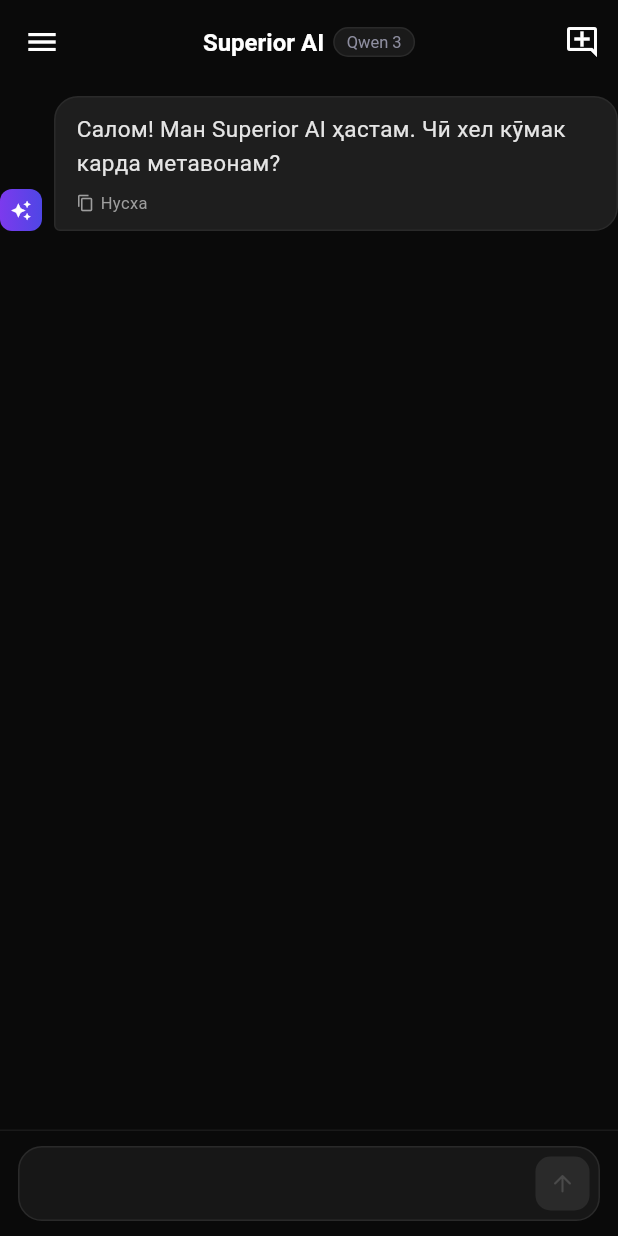
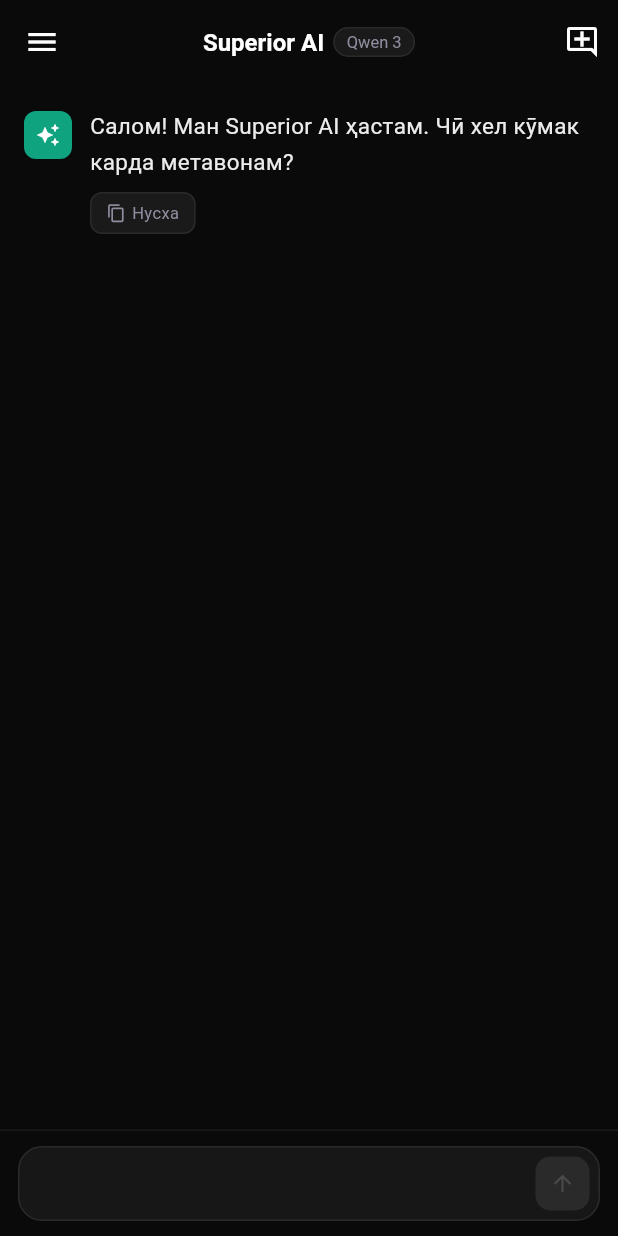
Before and after one commit to Raonsonapp/Superior, a Flutter app: the ChatScreen screen opened directly, on a phone screen of 412 x 824 dp. Run offline on Flutter 3.47's test engine with Material 3 defaults, Android fonts, the phone set to English and light mode, and no system bars.

Commit message:
Update message_bubble.dart

```diff
--- a/lib/widgets/message_bubble.dart
+++ b/lib/widgets/message_bubble.dart
@@ -9,143 +9,141 @@
 
   @override
   Widget build(BuildContext context) {
-    if (message.isLoading) {
-      return _buildLoadingBubble();
+    if (message.isLoading) return _buildLoading();
+
+    if (message.isUser) {
+      return Padding(
+        padding: const EdgeInsets.symmetric(horizontal: 16, vertical: 4),
+        child: Row(
+          mainAxisAlignment: MainAxisAlignment.end,
+          crossAxisAlignment: CrossAxisAlignment.end,
+          children: [
+            Flexible(
+              child: Container(
+                padding: const EdgeInsets.symmetric(horizontal: 16, vertical: 12),
+                decoration: BoxDecoration(
+                  color: const Color(0xFF2A2A2A),
+                  borderRadius: BorderRadius.circular(18),
+                ),
+                child: Text(
+                  message.content,
+                  style: const TextStyle(color: Colors.white, fontSize: 15, height: 1.5),
+                ),
+              ),
+            ),
+          ],
+        ),
+      );
     }
 
+    // AI message — ChatGPT style (no bubble, full width)
     return Padding(
-      padding: const EdgeInsets.only(bottom: 12),
+      padding: const EdgeInsets.symmetric(horizontal: 16, vertical: 8),
       child: Row(
-        mainAxisAlignment:
-            message.isUser ? MainAxisAlignment.end : MainAxisAlignment.start,
-        crossAxisAlignment: CrossAxisAlignment.end,
+        crossAxisAlignment: CrossAxisAlignment.start,
         children: [
-          if (!message.isUser) ...[
           Container(
-              width: 28,
-              height: 28,
+            width: 32,
+            height: 32,
+            margin: const EdgeInsets.only(right: 12, top: 2),
             decoration: BoxDecoration(
-                gradient: const LinearGradient(
-                  colors: [Color(0xFF7C3AED), Color(0xFF4F46E5)],
-                ),
+              color: const Color(0xFF10A37F),
               borderRadius: BorderRadius.circular(8),
             ),
-              child: const Icon(Icons.auto_awesome, color: Colors.white, size: 14),
+            child: const Icon(Icons.auto_awesome, color: Colors.white, size: 16),
           ),
-            const SizedBox(width: 8),
-          ],
-          Flexible(
-            child: GestureDetector(
-              onLongPress: onCopy,
-              child: Container(
-                padding: const EdgeInsets.symmetric(horizontal: 14, vertical: 10),
-                decoration: BoxDecoration(
-                  color: message.isUser
-                      ? const Color(0xFF7C3AED)
-                      : const Color(0xFF1E1E1E),
-                  borderRadius: BorderRadius.only(
-                    topLeft: const Radius.circular(16),
-                    topRight: const Radius.circular(16),
-                    bottomLeft: Radius.circular(message.isUser ? 16 : 4),
-                    bottomRight: Radius.circular(message.isUser ? 4 : 16),
-                  ),
-                  border: message.isUser
-                      ? null
-                      : Border.all(color: const Color(0xFF2A2A2A)),
-                ),
+          Expanded(
             child: Column(
               crossAxisAlignment: CrossAxisAlignment.start,
               children: [
                 Text(
                   message.content,
-                      style: TextStyle(
-                        color: message.isUser ? Colors.white : const Color(0xFFE5E5E5),
-                        fontSize: 15,
-                        height: 1.5,
+                  style: const TextStyle(
+                      color: Color(0xFFECECEC), fontSize: 15, height: 1.6),
                 ),
+                const SizedBox(height: 8),
+                Row(
+                  children: [
+                    _ActionBtn(
+                      icon: Icons.copy_outlined,
+                      label: 'Нусха',
+                      onTap: onCopy ?? () {},
                     ),
-                    if (!message.isUser && onCopy != null) ...[
-                      const SizedBox(height: 6),
-                      GestureDetector(
-                        onTap: onCopy,
-                        child: const Row(
-                          mainAxisSize: MainAxisSize.min,
-                          children: [
-                            Icon(Icons.copy, color: Colors.grey, size: 12),
-                            SizedBox(width: 4),
-                            Text(
-                              'Нусха',
-                              style: TextStyle(color: Colors.grey, fontSize: 11),
+                  ],
                 ),
               ],
             ),
           ),
         ],
-                  ],
-                ),
-              ),
-            ),
-          ),
-          if (message.isUser) ...[
-            const SizedBox(width: 8),
-            Container(
-              width: 28,
-              height: 28,
-              decoration: BoxDecoration(
-                color: const Color(0xFF2A2A2A),
-                borderRadius: BorderRadius.circular(8),
-              ),
-              child: const Icon(Icons.person, color: Colors.grey, size: 16),
-            ),
-          ],
-        ],
       ),
     );
   }
 
-  Widget _buildLoadingBubble() {
+  Widget _buildLoading() {
     return Padding(
-      padding: const EdgeInsets.only(bottom: 12),
+      padding: const EdgeInsets.symmetric(horizontal: 16, vertical: 8),
       child: Row(
+        crossAxisAlignment: CrossAxisAlignment.start,
         children: [
           Container(
-            width: 28,
-            height: 28,
+            width: 32,
+            height: 32,
+            margin: const EdgeInsets.only(right: 12, top: 2),
             decoration: BoxDecoration(
-              gradient: const LinearGradient(
-                colors: [Color(0xFF7C3AED), Color(0xFF4F46E5)],
-              ),
+              color: const Color(0xFF10A37F),
               borderRadius: BorderRadius.circular(8),
             ),
-            child: const Icon(Icons.auto_awesome, color: Colors.white, size: 14),
+            child: const Icon(Icons.auto_awesome, color: Colors.white, size: 16),
           ),
-          const SizedBox(width: 8),
-          Container(
-            padding: const EdgeInsets.symmetric(horizontal: 16, vertical: 12),
-            decoration: BoxDecoration(
-              color: const Color(0xFF1E1E1E),
-              borderRadius: BorderRadius.circular(16),
-              border: Border.all(color: const Color(0xFF2A2A2A)),
-            ),
-            child: const _TypingIndicator(),
-          ),
+          const _TypingDots(),
         ],
       ),
     );
   }
 }
 
-class _TypingIndicator extends StatefulWidget {
-  const _TypingIndicator();
+class _ActionBtn extends StatelessWidget {
+  final IconData icon;
+  final String label;
+  final VoidCallback onTap;
+
+  const _ActionBtn({required this.icon, required this.label, required this.onTap});
 
   @override
-  State<_TypingIndicator> createState() => _TypingIndicatorState();
+  Widget build(BuildContext context) {
+    return GestureDetector(
+      onTap: onTap,
+      child: Container(
+        padding: const EdgeInsets.symmetric(horizontal: 10, vertical: 5),
+        decoration: BoxDecoration(
+          color: const Color(0xFF1A1A1A),
+          borderRadius: BorderRadius.circular(8),
+          border: Border.all(color: const Color(0xFF2A2A2A)),
+        ),
+        child: Row(
+          mainAxisSize: MainAxisSize.min,
+          children: [
+            Icon(icon, color: const Color(0xFF8E8EA0), size: 13),
+            const SizedBox(width: 4),
+            Text(label,
+                style:
+                    const TextStyle(color: Color(0xFF8E8EA0), fontSize: 11)),
+          ],
+        ),
+      ),
+    );
+  }
 }
 
-class _TypingIndicatorState extends State<_TypingIndicator>
-    with TickerProviderStateMixin {
+class _TypingDots extends StatefulWidget {
+  const _TypingDots();
+
+  @override
+  State<_TypingDots> createState() => _TypingDotsState();
+}
+
+class _TypingDotsState extends State<_TypingDots> with TickerProviderStateMixin {
   late List<AnimationController> _controllers;
-  late List<Animation<double>> _animations;
 
   @override
   void initState() {
@@ -154,19 +152,11 @@
       3,
       (i) => AnimationController(
         vsync: this,
-        duration: const Duration(milliseconds: 600),
-      )..repeat(reverse: true),
-    );
-    _animations = _controllers.asMap().entries.map((e) {
-      return Tween<double>(begin: 0, end: -6).animate(
-        CurvedAnimation(
-          parent: e.value,
-          curve: Interval(e.key * 0.2, 1.0, curve: Curves.easeInOut),
+        duration: const Duration(milliseconds: 500),
       ),
     );
-    }).toList();
-    for (var i = 0; i < _controllers.length; i++) {
-      Future.delayed(Duration(milliseconds: i * 150), () {
+    for (var i = 0; i < 3; i++) {
+      Future.delayed(Duration(milliseconds: i * 160), () {
         if (mounted) _controllers[i].repeat(reverse: true);
       });
     }
@@ -180,25 +170,27 @@
 
   @override
   Widget build(BuildContext context) {
-    return Row(
-      mainAxisSize: MainAxisSize.min,
+    return Padding(
+      padding: const EdgeInsets.only(top: 10),
+      child: Row(
         children: List.generate(3, (i) {
           return AnimatedBuilder(
-          animation: _animations[i],
+            animation: _controllers[i],
             builder: (_, __) => Transform.translate(
-            offset: Offset(0, _animations[i].value),
+              offset: Offset(0, -4 * _controllers[i].value),
               child: Container(
                 width: 7,
                 height: 7,
                 margin: const EdgeInsets.symmetric(horizontal: 2),
                 decoration: const BoxDecoration(
-                color: Color(0xFF7C3AED),
+                  color: Color(0xFF10A37F),
                   shape: BoxShape.circle,
                 ),
               ),
             ),
           );
         }),
+      ),
     );
   }
 }
```
Lines whose indentation alone changed are shown as unchanged.
